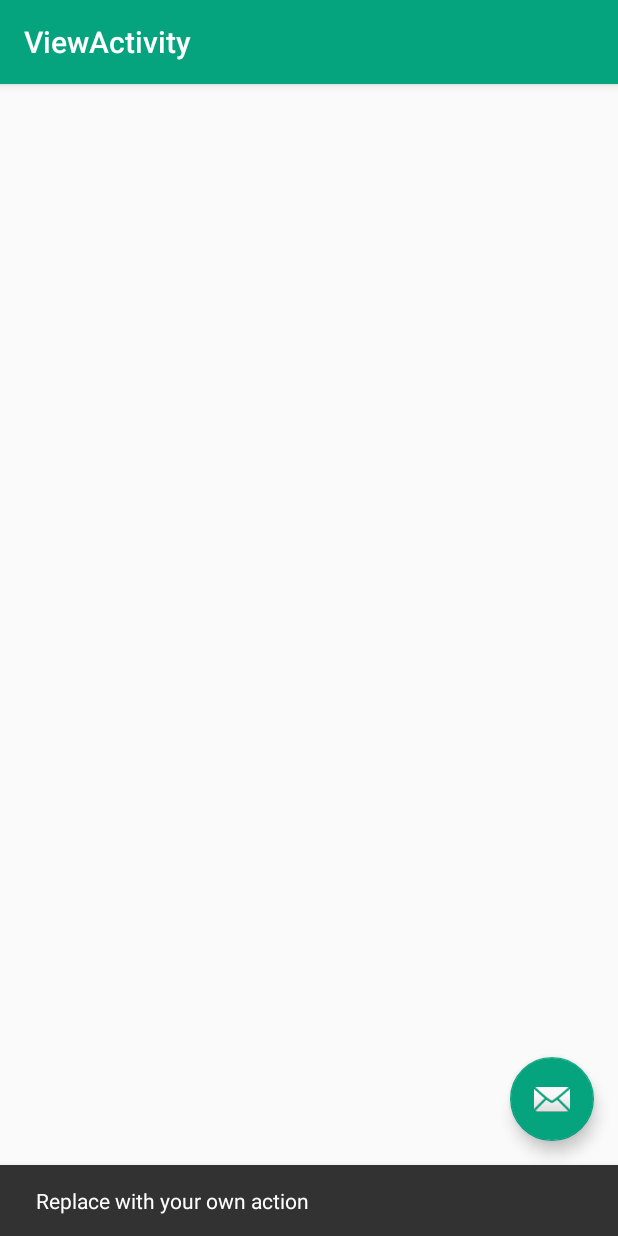
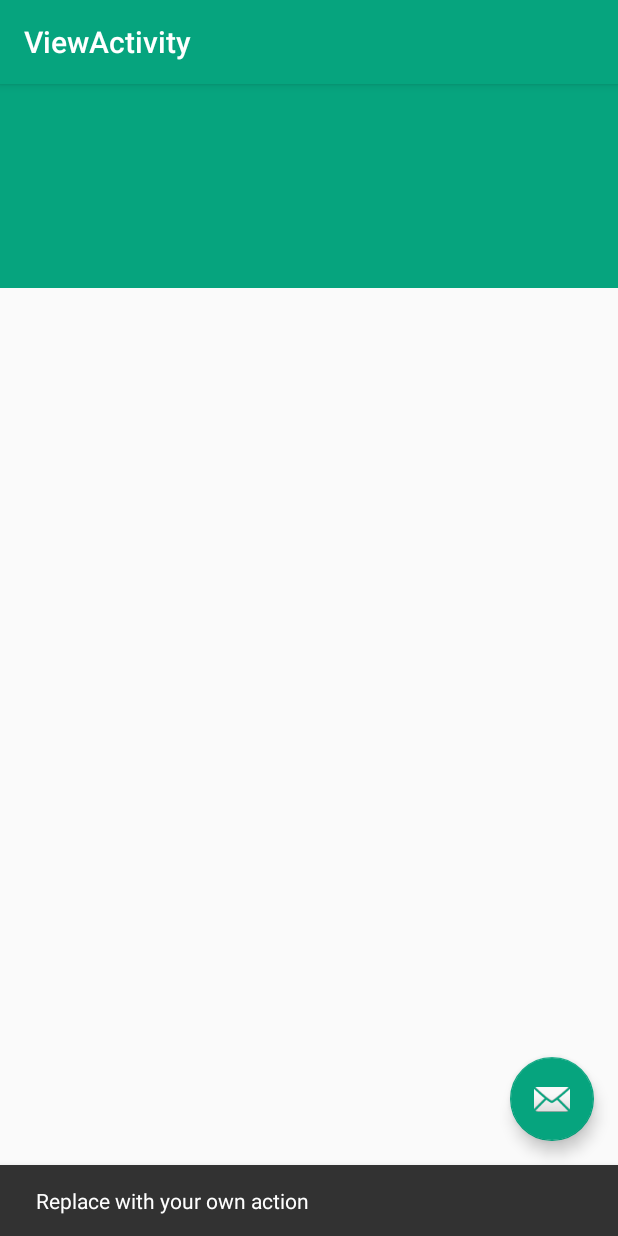
Before and after one commit to doljko/ToDay, an Android app: the ViewActivity screen opened directly, with no data from a screen before it, after a tap on an icon or button, on a phone screen of 412 x 824 dp. Run offline under Robolectric (Android 15) with nearby library versions, the phone set to English and light mode, and no system bars.

Commit message:
Scroll view created

```diff
--- a/app/src/main/java/mn/today/MainActivity.java
+++ b/app/src/main/java/mn/today/MainActivity.java
@@ -185,6 +185,12 @@ public class MainActivity extends AppCompatActivity implements LoaderManager.Loa
             startActivity(settings);
             return true;
         }
+        if (item.getItemId() == R.id.action_view) {
+            Intent view = new Intent(this, ViewActivity.class);
+            startActivity(view);
+            return true;
+        }
+
 
         if (item.getItemId() == R.id.action_graphic) {
             Intent contact = new Intent(this, HelpActivity.class);
--- a/app/src/main/res/layout/content_view.xml
+++ b/app/src/main/res/layout/content_view.xml
@@ -1,7 +1,35 @@
 <?xml version="1.0" encoding="utf-8"?>
-<RelativeLayout xmlns:android="http://schemas.android.com/apk/res/android"
+<android.support.design.widget.CoordinatorLayout xmlns:android="http://schemas.android.com/apk/res/android"
+    xmlns:tools="http://schemas.android.com/tools"
     xmlns:app="http://schemas.android.com/apk/res-auto"
-    xmlns:tools="http://schemas.android.com/tools"
+    android:layout_width="match_parent"
+    android:layout_height="match_parent">
+
+    <android.support.design.widget.AppBarLayout
+        android:id="@+id/appbar"
+        android:layout_height="192dp"
+        android:layout_width="match_parent">
+
+        <android.support.design.widget.CollapsingToolbarLayout
+            android:layout_width="match_parent"
+            android:layout_height="match_parent"
+            app:toolbarId="@+id/toolbar"
+            app:layout_scrollFlags="scroll|exitUntilCollapsed"
+            app:contentScrim="?attr/colorPrimary">
+
+            <android.support.v7.widget.Toolbar
+                android:id="@+id/toolbar"
+                android:layout_height="?attr/actionBarSize"
+                android:layout_width="match_parent"></android.support.v7.widget.Toolbar>
+        </android.support.design.widget.CollapsingToolbarLayout>
+    </android.support.design.widget.AppBarLayout>
+
+    <android.support.v4.widget.NestedScrollView
+        android:layout_width="match_parent"
+        android:layout_height="match_parent"
+        app:layout_behavior="android.support.design.widget.AppBarLayout$ScrollingViewBehavior">
+
+        <RelativeLayout
             android:id="@+id/content_view"
             android:layout_width="match_parent"
             android:layout_height="match_parent"
@@ -14,3 +42,5 @@
             tools:showIn="@layout/activity_view">
 
         </RelativeLayout>
+    </android.support.v4.widget.NestedScrollView>
+</android.support.design.widget.CoordinatorLayout>
--- a/app/src/main/res/menu/menu_main.xml
+++ b/app/src/main/res/menu/menu_main.xml
@@ -39,6 +39,10 @@
         app:showAsAction="never" />
 
     <item
+        android:id="@+id/action_view"
+        android:title="@string/show_view"
+        app:showAsAction="never" />
+    <item
         android:id="@+id/action_week_start"
         android:title="@string/week_start">
 
--- a/app/src/main/res/values/strings.xml
+++ b/app/src/main/res/values/strings.xml
@@ -45,6 +45,7 @@
     <string name="show_graphic">Статистик</string>
     <string name="show_about">Бидний тухай</string>
     <string name="show_contact">Холбоо барих</string>
+    <string name="show_view">Дэлгэрэгүй</string>
     <string name="updating_weather" tools:ignore="TypographyEllipsis">Цаг агаарын мэдээлэл шинэчилж байна...</string>
     <string name="location_permission_required">Цаг агаар шинэчилхэд таны байршил хэрэгтэй</string>
     <string name="week_start">7 хоногийн эхлэл</string>
```
Also changed, not shown: app/src/main/res/layout/activity_main.xml (+12 -0 lines). Lines whose indentation alone changed are shown as unchanged.
